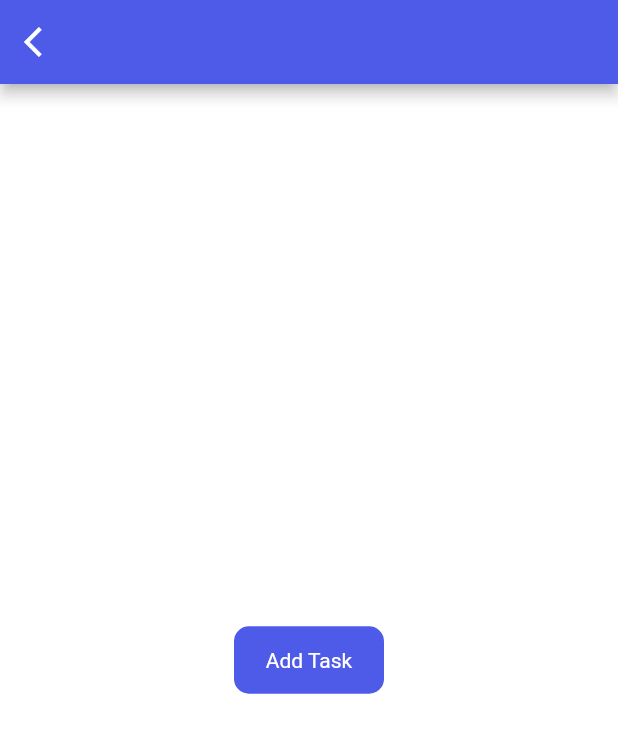
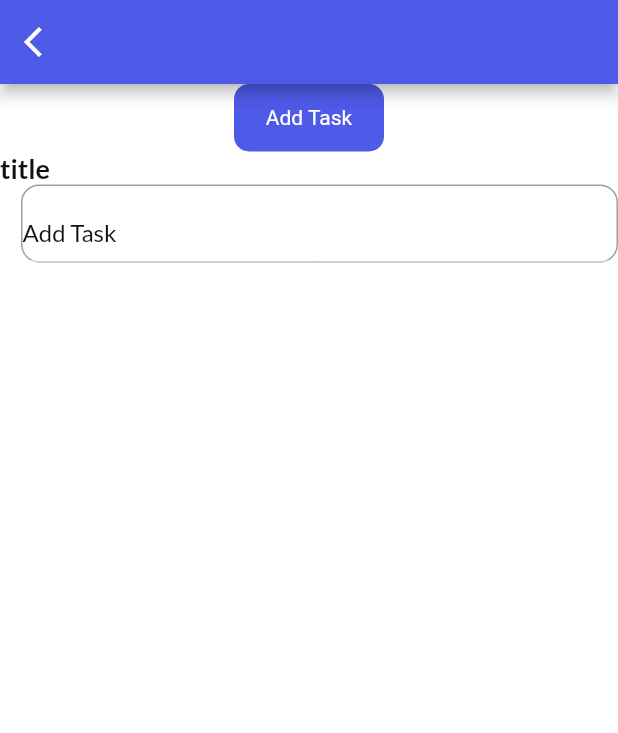
Before and after one commit to dev-KarimAhmed/to_do_app_getx_sqflit, a Flutter app: the screen it shows after launch, on a phone screen of 412 x 824 dp. Shown: the top 733 px of the screen. Run offline on Flutter 3.47's test engine with Material 2 defaults, Android fonts, the phone set to English and light mode, and no system bars; our stand-ins replace get, get_storage, google_fonts.

Commit message:
create custom textFormfield (InputForm)

```diff
--- a/lib/ui/pages/home_page.dart
+++ b/lib/ui/pages/home_page.dart
@@ -2,7 +2,9 @@ import 'package:flutter/material.dart';
 import 'package:get/get.dart';
 import 'package:to_do_app_getx_sqflit/services/theme_services.dart';
 
+import '../size_config.dart';
 import '../widgets/button.dart';
+import '../widgets/input_field.dart';
 import 'notification_screen.dart';
 
 class HomePage extends StatefulWidget {
@@ -15,6 +17,7 @@ class HomePage extends StatefulWidget {
 class _HomePageState extends State<HomePage> {
   @override
   Widget build(BuildContext context) {
+    SizeConfig().init(context);
     return Scaffold(
       appBar: AppBar(
         leading: IconButton(
@@ -28,10 +31,17 @@ class _HomePageState extends State<HomePage> {
         centerTitle: true,
         backgroundColor: context.theme.primaryColor,
       ),
-      body: Center(
-        child: MyButton(
-          label: 'Add Task',
-          onTap: () {},
+      body: SingleChildScrollView(
+        child: Column(
+          mainAxisAlignment: MainAxisAlignment.center,
+          crossAxisAlignment: CrossAxisAlignment.center,
+          children: [
+            MyButton(
+              label: 'Add Task',
+              onTap: () {},
+            ),
+            InputField(hint: 'Add Task', title: 'title'),
+          ],
         ),
       ),
     );
--- a/lib/ui/theme.dart
+++ b/lib/ui/theme.dart
@@ -21,7 +21,9 @@ class Themes {
       scaffoldBackgroundColor: darkHeaderClr,
       brightness: Brightness.dark);
 
-  TextStyle get headingStyle {
+
+}
+TextStyle get headingStyle {
     return GoogleFonts.lato(
       textStyle: TextStyle(
         color: Get.isDarkMode ? Colors.white : darkGreyClr,
@@ -80,4 +82,3 @@ class Themes {
       ),
     );
   }
-}
--- a/lib/ui/widgets/input_field.dart
+++ b/lib/ui/widgets/input_field.dart
@@ -1,10 +1,74 @@
 import 'package:flutter/material.dart';
+import 'package:get/get.dart';
+
+import '../size_config.dart';
+import '../theme.dart';
 
 class InputField extends StatelessWidget {
-  const InputField({Key? key}) : super(key: key);
-
+  const InputField(
+      {Key? key,
+      required this.title,
+      required this.hint,
+      this.controller,
+      this.widget})
+      : super(key: key);
+  final String title;
+  final String hint;
+  final TextEditingController? controller;
+  final Widget? widget;
   @override
   Widget build(BuildContext context) {
-    return Container();
+    SizeConfig().init(context);
+    return Column(
+      crossAxisAlignment: CrossAxisAlignment.start,
+      children: [
+        Text(
+          title,
+          style: titleStyle,
+        ),
+        Container(
+          padding: EdgeInsets.only(top: 8),
+          margin: EdgeInsets.only(left: 14),
+          width: SizeConfig.screenWidth,
+          height: 52,
+          decoration: BoxDecoration(
+              borderRadius: BorderRadius.circular(12),
+              border: Border.all(
+                color: Colors.grey,
+              )),
+          child: Row(
+            children: [
+              Expanded(
+                child: TextFormField(
+                  controller: controller,
+                  autofocus: false,
+                  cursorColor:
+                      Get.isDarkMode ? Colors.grey[200] : Colors.grey[700],
+                  readOnly: widget != null ? true : false,
+                  style: subTitleStyle,
+                  decoration: InputDecoration(
+                    hintText: hint,
+                    hintStyle: subTitleStyle,
+                    focusedBorder: UnderlineInputBorder(
+                      borderSide: BorderSide(
+                        color: context.theme.scaffoldBackgroundColor,
+                        width: 0,
+                      ),
+                    ),
+                    enabledBorder: UnderlineInputBorder(
+                      borderSide: BorderSide(
+                        color: context.theme.scaffoldBackgroundColor,
+                        width: 0,
+                      ),
+                    ),
+                  ),
+                ),
+              ),
+              widget ?? Container(),
+            ],
+          ),
+        ),
+      ],
+    );
   }
 }
```
